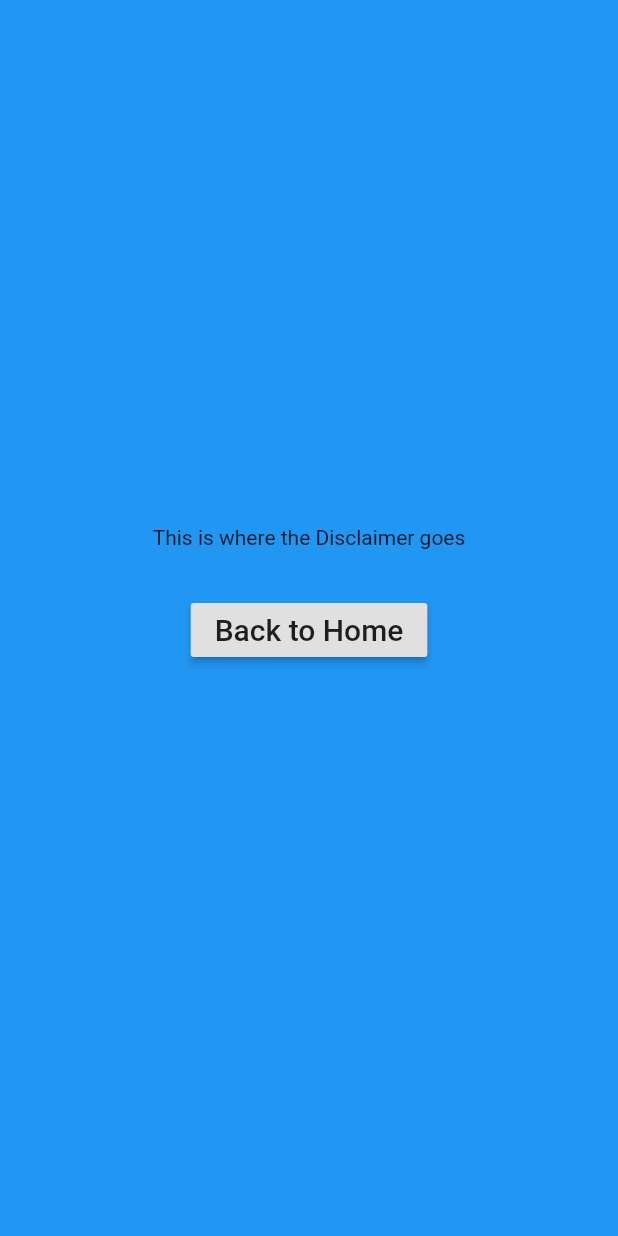
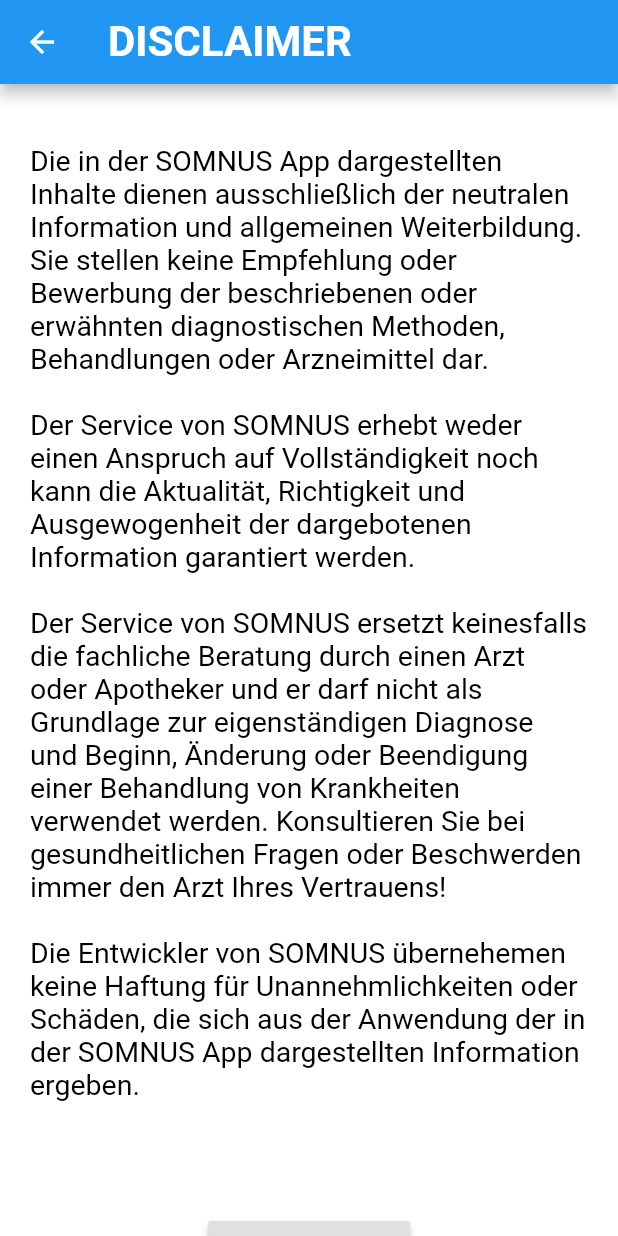
Before and after one commit to SarahLM/somnus, a Flutter app: the DisclaimerScreen screen opened directly, on a phone screen of 412 x 824 dp. Run offline on Flutter 3.47's test engine with Material 2 defaults, Android fonts, the phone set to English and light mode, and no system bars; our stand-ins replace introduction_screen, permission_handler; missing offline and left inert: flutter_ble_lib, pointycastle.

Commit message:
Add Disclaimer

```diff
--- a/frontend_somnus/lib/screens/disclaimer_screen.dart
+++ b/frontend_somnus/lib/screens/disclaimer_screen.dart
@@ -4,13 +4,31 @@ import 'tabs_screen.dart';
 class DisclaimerScreen extends StatelessWidget {
   @override
   Widget build(BuildContext context) {
-    return Container(
-      color: Colors.blue,
+    const bodyStyle = TextStyle(fontSize: 19.0, color: Colors.black);
+    final disclaimer =
+        'Die in der SOMNUS App dargestellten Inhalte dienen ausschließlich der neutralen Information und allgemeinen Weiterbildung. Sie stellen keine Empfehlung oder Bewerbung der beschriebenen oder erwähnten diagnostischen Methoden, Behandlungen oder Arzneimittel dar. \n\n'
+        'Der Service von SOMNUS erhebt weder einen Anspruch auf Vollständigkeit noch kann die Aktualität, Richtigkeit und Ausgewogenheit der dargebotenen Information garantiert werden. \n\n'
+        'Der Service von SOMNUS ersetzt keinesfalls die fachliche Beratung durch einen Arzt oder Apotheker und er darf nicht als Grundlage zur eigenständigen Diagnose und Beginn, Änderung oder Beendigung einer Behandlung von Krankheiten verwendet werden. Konsultieren Sie bei gesundheitlichen Fragen oder Beschwerden immer den Arzt Ihres Vertrauens! \n\n'
+        'Die Entwickler von SOMNUS übernehemen keine Haftung für Unannehmlichkeiten oder Schäden, die sich aus der Anwendung der in der SOMNUS App dargestellten Information ergeben.\n\n';
+    return Scaffold(
+      appBar: AppBar(
+        title: Text(
+          'DISCLAIMER',
+          style: TextStyle(fontSize: 28, fontWeight: FontWeight.bold),
+        ),
+      ),
+      body: SingleChildScrollView(
+        child: Container(
+          padding: EdgeInsets.fromLTRB(20, 40, 20, 20),
+          color: Colors.white,
           child: Center(
             child: Column(
               mainAxisSize: MainAxisSize.min,
               children: <Widget>[
-            Text('This is where the Disclaimer goes'),
+                Text(
+                  disclaimer,
+                  style: bodyStyle,
+                ),
                 const SizedBox(height: 30),
                 RaisedButton(
                   onPressed: () {
@@ -18,12 +36,14 @@ class DisclaimerScreen extends StatelessWidget {
                         MaterialPageRoute(builder: (context) => TabsScreen()));
                   },
                   child: const Text(
-                'Back to Home',
+                    'Verstanden',
                     style: TextStyle(fontSize: 20),
                   ),
                 ),
-            const SizedBox(height: 30),
+                const SizedBox(height: 20),
               ],
+            ),
+          ),
         ),
       ),
     );
```
Lines whose indentation alone changed are shown as unchanged.
